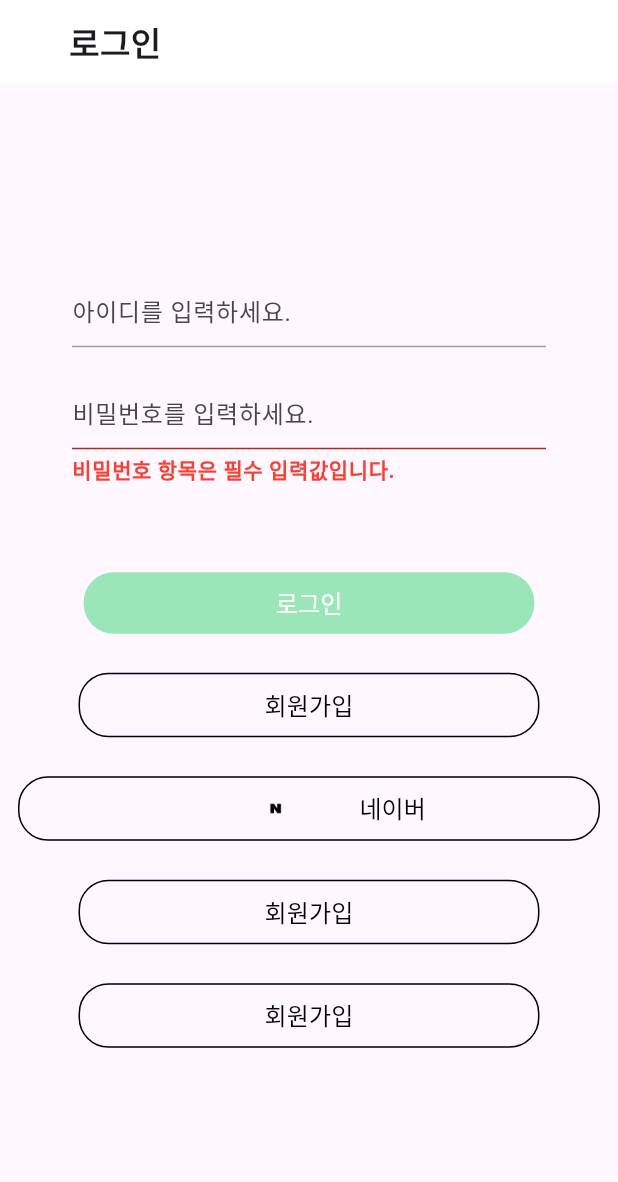
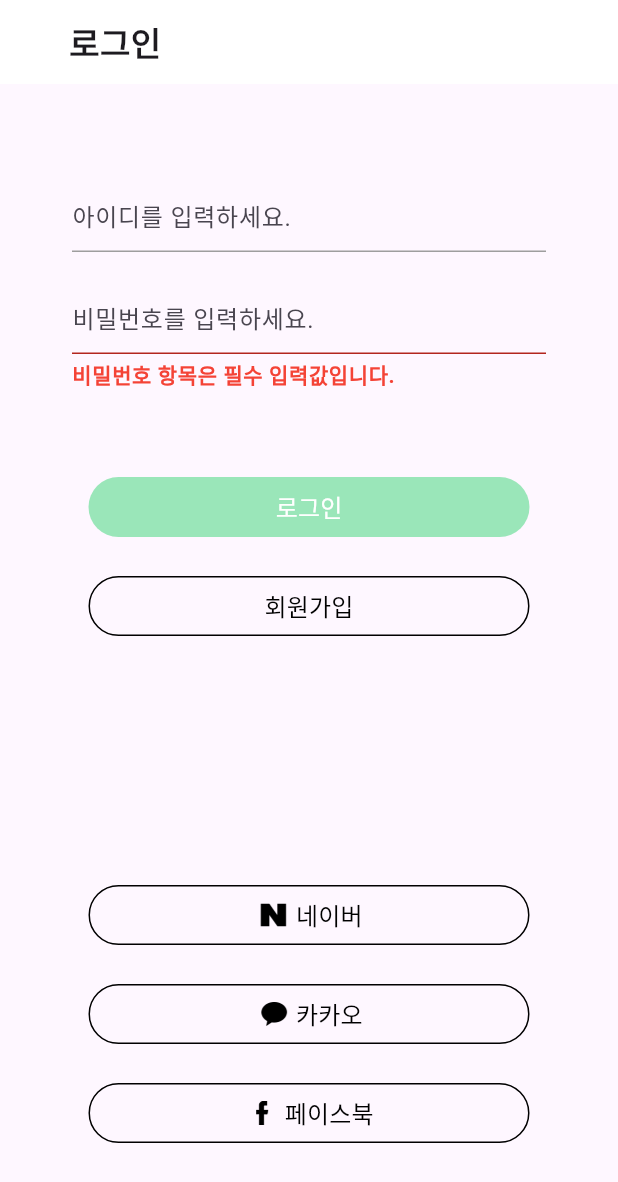
Before and after one commit to YangHyeJun/Neighbor-Charger, a Flutter app: the screen it shows after launch, after a tap on "Login >>", on a phone screen of 412 x 824 dp. Shown: the top 1182 px of the screen. Run offline on Flutter 3.47's test engine with Material 3 defaults, Android fonts, the phone set to English and light mode, and no system bars; our stand-ins replace flutter_native_splash, get_it.

Commit message:
- 로그인 화면 수정

```diff
--- a/lib/ui/login/view.dart
+++ b/lib/ui/login/view.dart
@@ -73,11 +73,13 @@ class LoginView extends NCView<LoginViewModel> {
             child: TextButton(
               onPressed: () {},
               child: Container(
-                padding: EdgeInsets.symmetric(horizontal: 128, vertical: 9),
+                width: 294,
+                height: 40,
                 decoration: BoxDecoration(
                   color: Color(0xFF9AE6B9),
                   borderRadius: BorderRadius.circular(20),
                 ),
+                child: Center(
                   child: Text(
                     "로그인",
                     style: TextStyle(color: Colors.white, fontSize: 16),
@@ -85,7 +87,7 @@ class LoginView extends NCView<LoginViewModel> {
                 ),
               ),
             ),
-
+          ),
 
           // 회원가입 버튼
           Padding(
@@ -93,11 +95,13 @@ class LoginView extends NCView<LoginViewModel> {
             child: TextButton(
               onPressed: () {},
               child: Container(
-                padding: EdgeInsets.symmetric(horizontal: 123, vertical: 9),
+                width: 294,
+                height: 40,
                 decoration: BoxDecoration(
                   borderRadius: BorderRadius.circular(20),
                   border: Border.all(color: Colors.black, width: 1),
                 ),
+                child: Center(
                   child: Text(
                     "회원가입",
                     style: TextStyle(color: Colors.black, fontSize: 16),
@@ -105,14 +109,16 @@ class LoginView extends NCView<LoginViewModel> {
                 ),
               ),
             ),
+          ),
 
           // 네이버 로그인
           Padding(
-            padding: const EdgeInsets.only(top: 10),
+            padding: const EdgeInsets.only(top: 150),
             child: TextButton(
               onPressed: () {},
               child: Container(
-                padding: EdgeInsets.symmetric(horizontal: 115, vertical: 9),
+                width: 294,
+                height: 40,
                 decoration: BoxDecoration(
                   borderRadius: BorderRadius.circular(20),
                   border: Border.all(color: Colors.black, width: 1),
@@ -120,13 +126,16 @@ class LoginView extends NCView<LoginViewModel> {
                 child: Row(
                   mainAxisAlignment: MainAxisAlignment.center,
                   children: [
-                    Expanded(child: Assets.images.icon.naver.image(width: 10, height: 10),),
-                    Text(
+                    Assets.images.icon.naver.image(width: 24, height: 24),
+                    SizedBox(width: 3),
+                    Center(
+                      child: Text(
                         "네이버",
                         style: TextStyle(color: Colors.black, fontSize: 16),
                       ),
+                    ),
                   ],
-                )
+                ),
               ),
             ),
           ),
@@ -137,14 +146,24 @@ class LoginView extends NCView<LoginViewModel> {
             child: TextButton(
               onPressed: () {},
               child: Container(
-                padding: EdgeInsets.symmetric(horizontal: 123, vertical: 9),
+                width: 294,
+                height: 40,
                 decoration: BoxDecoration(
                   borderRadius: BorderRadius.circular(20),
                   border: Border.all(color: Colors.black, width: 1),
                 ),
+                child: Row(
+                  mainAxisAlignment: MainAxisAlignment.center,
+                  children: [
+                    Assets.images.icon.kakao.image(width: 24, height: 24),
+                    SizedBox(width: 3),
+                    Center(
                       child: Text(
-                  "회원가입",
+                        "카카오",
                         style: TextStyle(color: Colors.black, fontSize: 16),
+                      ),
+                    ),
+                  ],
                 ),
               ),
             ),
@@ -156,14 +175,24 @@ class LoginView extends NCView<LoginViewModel> {
             child: TextButton(
               onPressed: () {},
               child: Container(
-                padding: EdgeInsets.symmetric(horizontal: 123, vertical: 9),
+                width: 294,
+                height: 40,
                 decoration: BoxDecoration(
                   borderRadius: BorderRadius.circular(20),
                   border: Border.all(color: Colors.black, width: 1),
                 ),
+                child: Row(
+                  mainAxisAlignment: MainAxisAlignment.center,
+                  children: [
+                    Assets.images.icon.facebook.image(width: 24, height: 24),
+                    SizedBox(width: 3),
+                    Center(
                       child: Text(
-                  "회원가입",
+                        "페이스북",
                         style: TextStyle(color: Colors.black, fontSize: 16),
+                      ),
+                    ),
+                  ],
                 ),
               ),
             ),
```
Also changed, not shown: 5 other files. Lines whose indentation alone changed are shown as unchanged.
